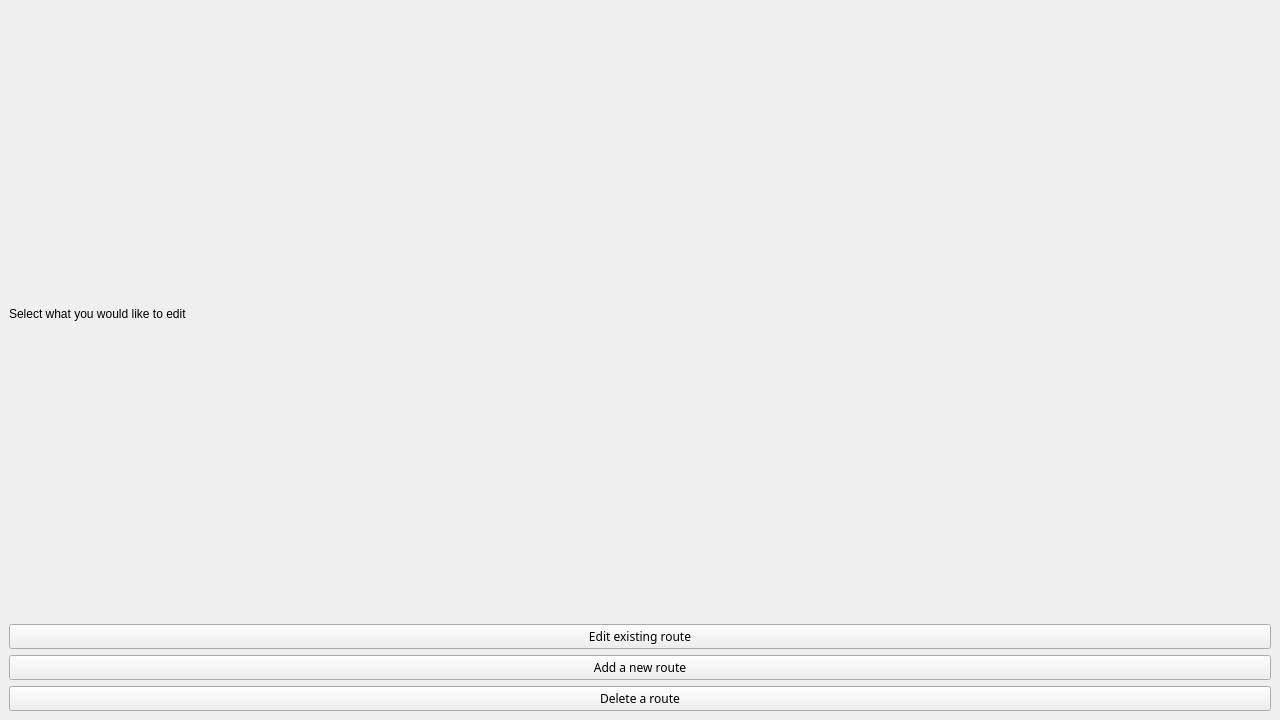
First picture: the form in editorialOptions.ui, repository mariamelkondakly/GuideMe, before the edit.
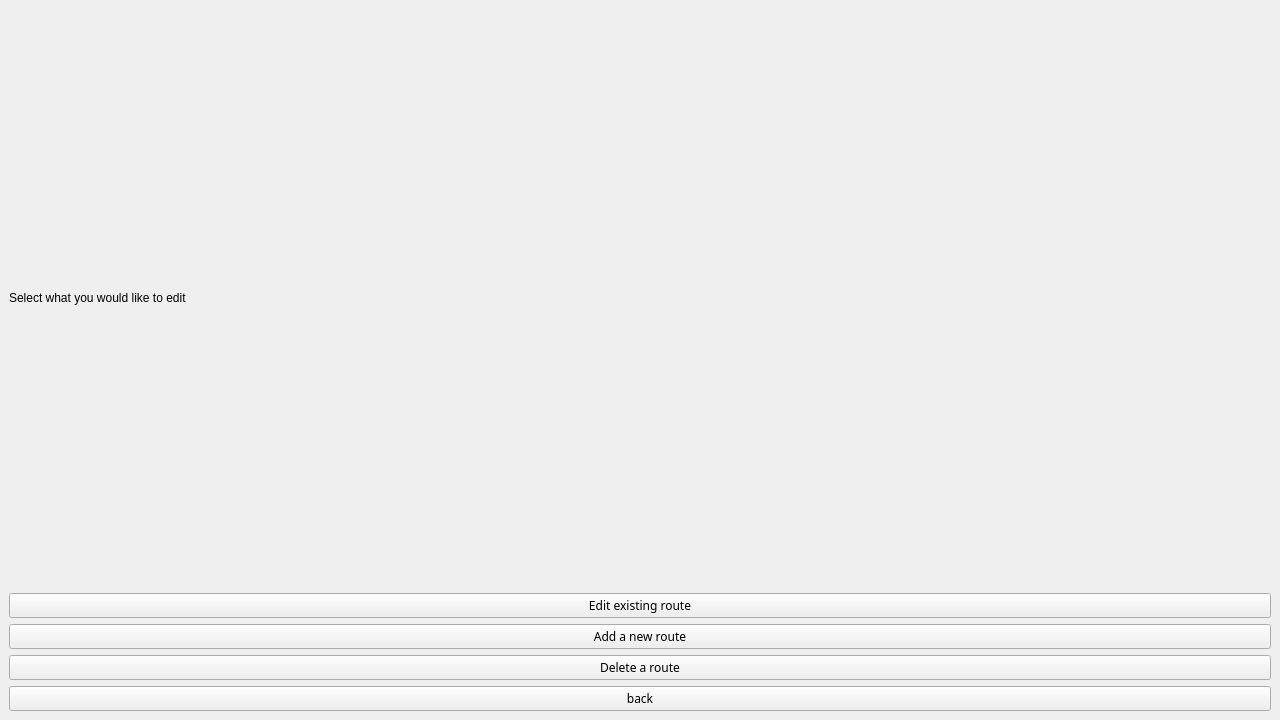
Second picture: the form after the edit.

Commit message:
back is done
back button

What changed in the file:
```diff
--- a/editorialOptions.ui
+++ b/editorialOptions.ui
@@ -85,24 +85,7 @@
         </property>
        </widget>
       </item>
-      <item row="1" column="0">
-       <widget class="QPushButton" name="EditButton">
-        <property name="styleSheet">
-         <string notr="true"/>
-        </property>
-        <property name="text">
-         <string>Edit existing route</string>
-        </property>
-       </widget>
-      </item>
-      <item row="2" column="0">
-       <widget class="QPushButton" name="AddButton">
-        <property name="text">
-         <string>Add a new route</string>
-        </property>
-       </widget>
-      </item>
-      <item row="3" column="0">
+      <item row="4" column="0">
        <widget class="QPushButton" name="DeleteButton">
         <property name="font">
          <font>
@@ -124,6 +107,30 @@
         </property>
        </widget>
       </item>
+      <item row="3" column="0">
+       <widget class="QPushButton" name="AddButton">
+        <property name="text">
+         <string>Add a new route</string>
+        </property>
+       </widget>
+      </item>
+      <item row="2" column="0">
+       <widget class="QPushButton" name="EditButton">
+        <property name="styleSheet">
+         <string notr="true"/>
+        </property>
+        <property name="text">
+         <string>Edit existing route</string>
+        </property>
+       </widget>
+      </item>
+      <item row="5" column="0">
+       <widget class="QPushButton" name="back1putton">
+        <property name="text">
+         <string>back</string>
+        </property>
+       </widget>
+      </item>
      </layout>
     </widget>
    </item>
```
The commit also changes 548 other files.
